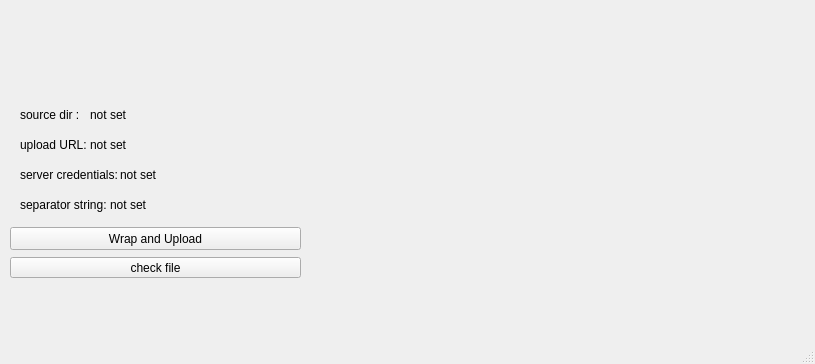
Old version of the form VersionWrapper.ui in the repository Lordyphon2021/FirmwareVersionsWrapper; both pictures show x 0 to 815 and y 193 to 557 of the 815 by 557 pixel window.
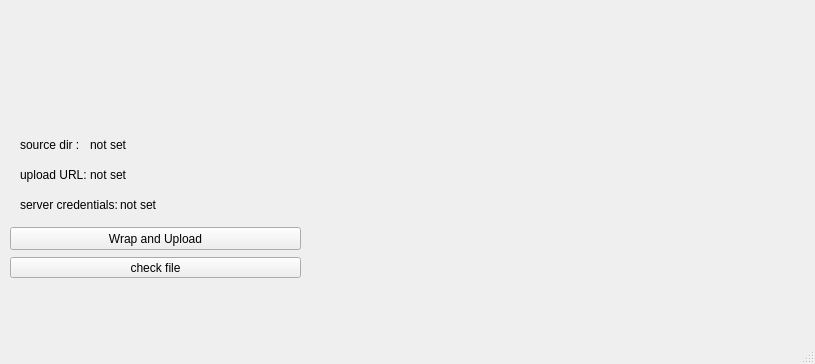
New version of the form.

Commit message: removed separator string + dialog

```diff
--- a/VersionWrapper.ui
+++ b/VersionWrapper.ui
@@ -31,7 +31,7 @@
     <property name="geometry">
      <rect>
       <x>20</x>
-      <y>300</y>
+      <y>330</y>
       <width>61</width>
       <height>16</height>
      </rect>
@@ -44,7 +44,7 @@
     <property name="geometry">
      <rect>
       <x>90</x>
-      <y>300</y>
+      <y>330</y>
       <width>551</width>
       <height>16</height>
      </rect>
@@ -86,7 +86,7 @@
     <property name="geometry">
      <rect>
       <x>20</x>
-      <y>330</y>
+      <y>360</y>
       <width>91</width>
       <height>16</height>
      </rect>
@@ -99,7 +99,7 @@
     <property name="geometry">
      <rect>
       <x>90</x>
-      <y>330</y>
+      <y>360</y>
       <width>621</width>
       <height>16</height>
      </rect>
@@ -112,7 +112,7 @@
     <property name="geometry">
      <rect>
       <x>20</x>
-      <y>360</y>
+      <y>390</y>
       <width>121</width>
       <height>16</height>
      </rect>
@@ -125,32 +125,6 @@
     <property name="geometry">
      <rect>
       <x>120</x>
-      <y>360</y>
-      <width>481</width>
-      <height>16</height>
-     </rect>
-    </property>
-    <property name="text">
-     <string>not set</string>
-    </property>
-   </widget>
-   <widget class="QLabel" name="label_4">
-    <property name="geometry">
-     <rect>
-      <x>20</x>
-      <y>390</y>
-      <width>91</width>
-      <height>16</height>
-     </rect>
-    </property>
-    <property name="text">
-     <string>separator string:</string>
-    </property>
-   </widget>
-   <widget class="QLabel" name="label_separator">
-    <property name="geometry">
-     <rect>
-      <x>110</x>
       <y>390</y>
       <width>481</width>
       <height>16</height>
```
The commit also changes 4 other files.
